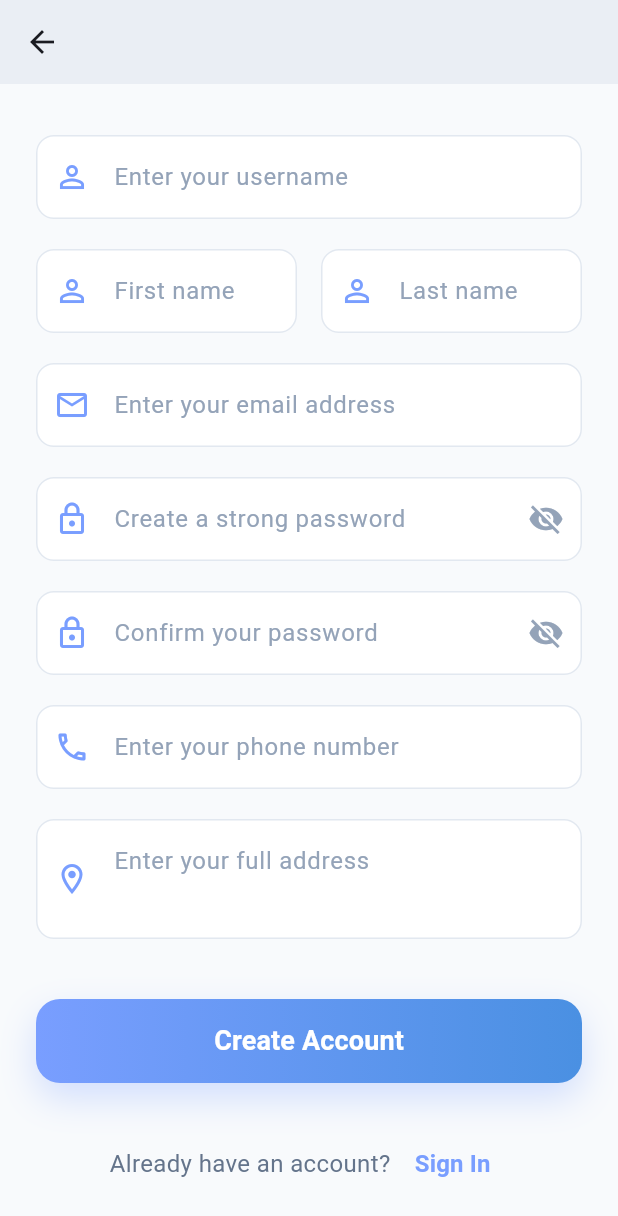
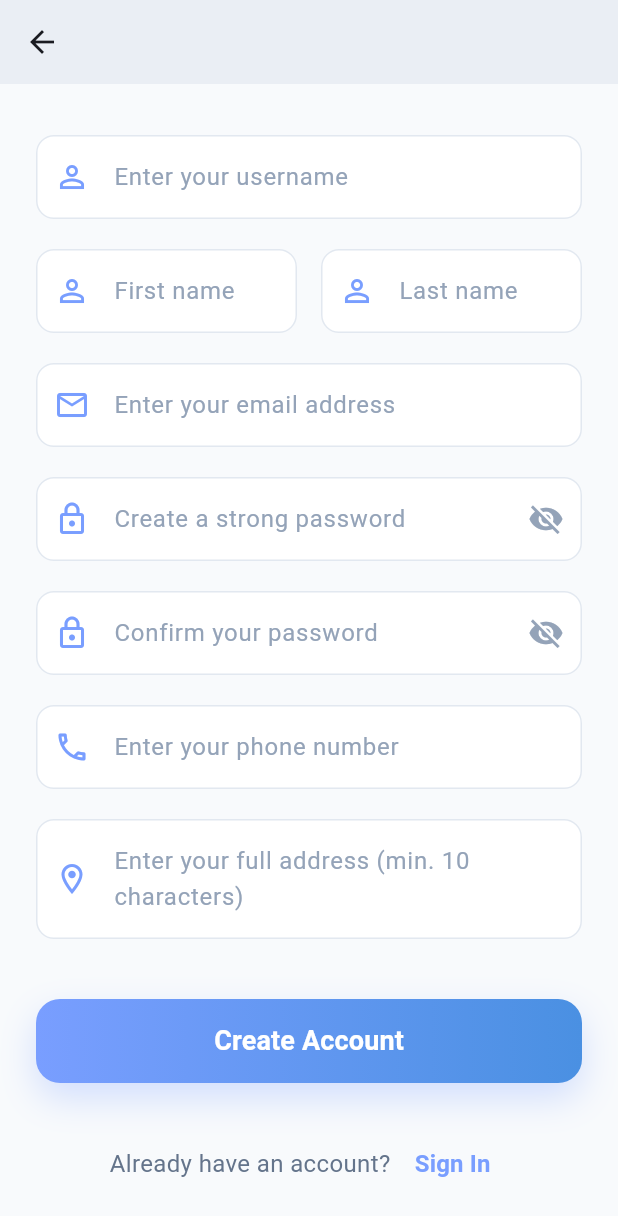
Before and after one commit to SaminaChowdhury/shebapharmaa, a Flutter app: the SignupScreen screen opened directly, scrolled down 307 dp, on a phone screen of 412 x 824 dp. Shown: the top 1216 px of the screen. Run offline on Flutter 3.47's test engine with Material 3 defaults, Android fonts, the phone set to English and light mode, and no system bars; our stand-ins replace shared_preferences; accounts and stored records are empty.

Commit message:
fix some issues

```diff
--- a/lib/screens/auth/signup.dart
+++ b/lib/screens/auth/signup.dart
@@ -325,13 +325,20 @@ class _SignupScreenState extends State<SignupScreen> {
 
                 const SizedBox(height: 20),
 
-                // Address Field
+
+                 // Address Field
                 _buildTextField(
                   controller: _addressController,
                   label: 'Address (Optional)',
-                  hint: 'Enter your full address',
+                  hint: 'Enter your full address (min. 10 characters)',
                   icon: Icons.location_on_outlined,
                   maxLines: 2,
+                  validator: (value) {
+                    if (value != null && value.isNotEmpty && value.length < 10) {
+                      return 'Address must be at least 10 characters if provided';
+                    }
+                    return null;
+                  },
                 ),
 
                 const SizedBox(height: 40),
```
